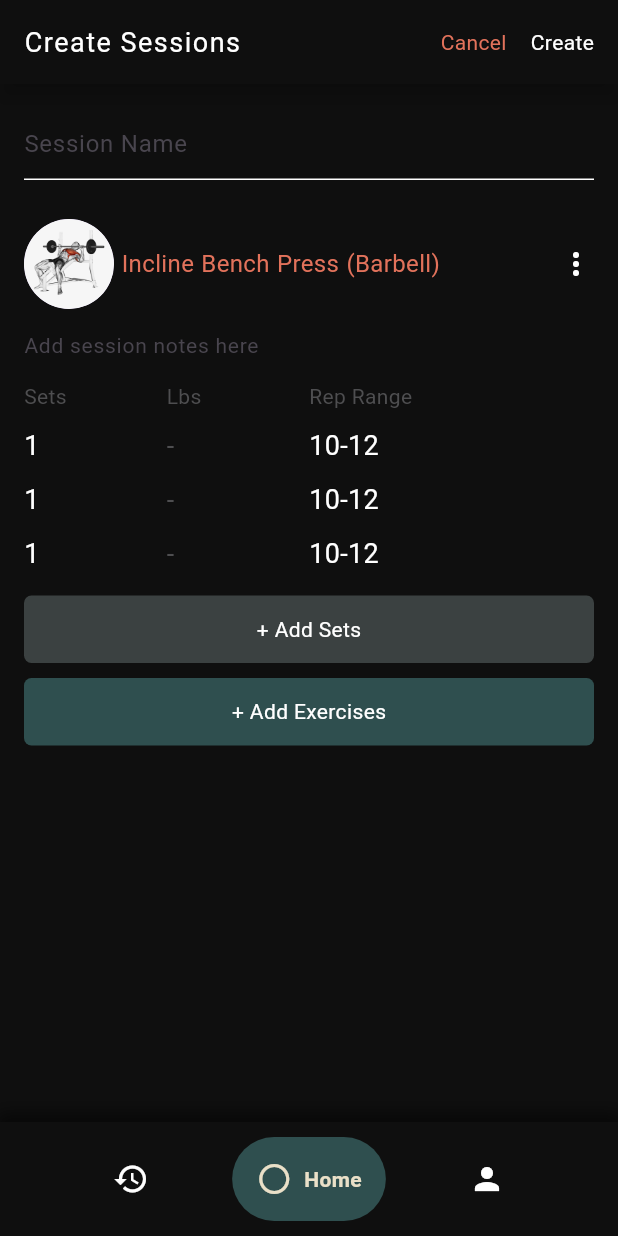
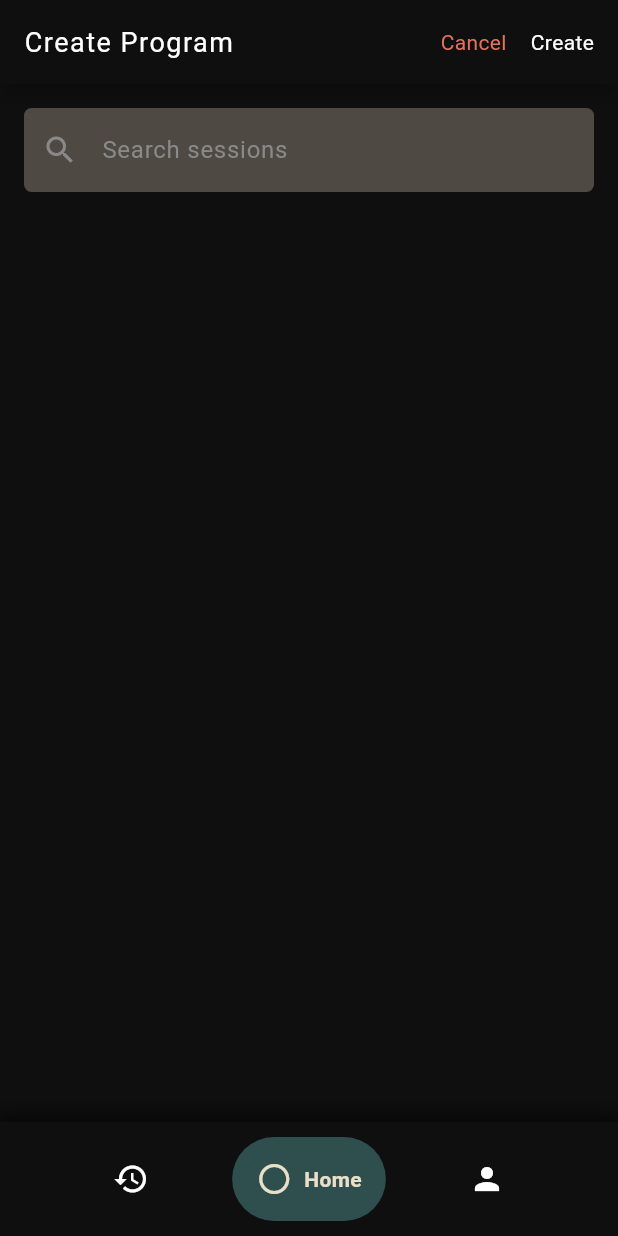
Before and after one commit to zendrexx/workout_app, a Flutter app: the CreateSessionPage screen opened by its route, after a tap on "+ Add Exercises", on a phone screen of 412 x 824 dp. Run offline on Flutter 3.47's test engine with Material 3 defaults, Android fonts, the phone set to English and light mode, and no system bars; drawn by our look-alikes of google_nav_bar; our stand-ins replace flutter_heatmap_calendar, go_router.

Commit message:
setting up add  exercise page

```diff
--- a/client/lib/core/router/router.dart
+++ b/client/lib/core/router/router.dart
@@ -1,5 +1,6 @@
 import 'package:client/core/config/app_destination.dart';
 import 'package:client/features/history/pages/history_page.dart';
+import 'package:client/features/home/pages/add_exercise_page.dart';
 import 'package:client/features/home/pages/create_session_page.dart';
 import 'package:client/features/home/pages/home_page.dart';
 import 'package:client/features/home/pages/program_page.dart';
@@ -46,6 +47,12 @@ final router = GoRouter(
                 GoRoute(
                   path: 'create_sessions',
                   builder: (context, state) => const CreateSessionPage(),
+                  routes: [
+                    GoRoute(
+                      path: 'add_exercise',
+                      builder: (context, state) => const AddExercisePage(),
+                    ),
+                  ],
                 ),
               ],
             ),
--- /dev/null
+++ b/client/lib/features/home/pages/add_exercise_page.dart
@@ -0,0 +1,164 @@
+import 'package:flutter/material.dart';
+import 'package:go_router/go_router.dart';
+
+class AddExercisePage extends StatefulWidget {
+  const AddExercisePage({super.key});
+
+  @override
+  State<AddExercisePage> createState() => _AddExercisePageState();
+}
+
+class _AddExercisePageState extends State<AddExercisePage> {
+  final Set<int> _selectedSessions = {};
+  final TextEditingController _controller = TextEditingController();
+
+  void _toggleSession(int index) {
+    setState(() {
+      if (_selectedSessions.contains(index)) {
+        _selectedSessions.remove(index);
+      } else {
+        _selectedSessions.add(index);
+      }
+    });
+  }
+
+  @override
+  Widget build(BuildContext context) {
+    return Scaffold(
+      appBar: AppBar(
+        automaticallyImplyLeading: false,
+        title: Text(
+          "Create Program",
+          style: const TextStyle(
+            color: Colors.white,
+            fontSize: 18,
+            fontWeight: FontWeight.w400,
+            letterSpacing: 1,
+          ),
+        ),
+        backgroundColor: const Color(0xff0F0F0F),
+        actions: [
+          Row(
+            mainAxisAlignment: MainAxisAlignment.end,
+            children: [
+              GestureDetector(
+                onTap: () => context.push('/home'),
+                child: Text(
+                  "Cancel",
+                  style: TextStyle(color: Color(0xffE2725B)),
+                ),
+              ),
+              SizedBox(width: 16),
+              GestureDetector(
+                onTap: () {},
+                child: Text("Create", style: TextStyle(color: Colors.white)),
+              ),
+              SizedBox(width: 16),
+            ],
+          ),
+        ],
+        elevation: 5,
+        shadowColor: Colors.black.withOpacity(0.8),
+        scrolledUnderElevation: 6,
+        surfaceTintColor: Colors.transparent,
+      ),
+      backgroundColor: Color(0xff0F0F0F),
+      body: Stack(
+        children: [
+          SizedBox.expand(
+            child: SingleChildScrollView(
+              child: Padding(
+                padding: const EdgeInsets.all(16.0),
+                child: Column(
+                  crossAxisAlignment: CrossAxisAlignment.center,
+                  children: [
+                    TextField(
+                      cursorColor: Colors.white,
+                      controller: _controller,
+                      decoration: InputDecoration(
+                        filled: true,
+                        fillColor: Color(0xff4E4A43),
+                        hintText: "Search sessions",
+                        hintStyle: TextStyle(color: Color(0xff89898A)),
+                        prefixIcon: IconButton(
+                          icon: const Icon(
+                            Icons.search,
+                            color: Color(0xff89898A),
+                          ),
+                          onPressed: () {
+                            _controller.clear();
+                            setState(() {}); // refresh to hide the X
+                          },
+                        ),
+                        border: OutlineInputBorder(
+                          borderRadius: BorderRadius.circular(
+                            5,
+                          ), // rounded corners
+                          borderSide:
+                              BorderSide.none, // removes the border line
+                        ),
+                        enabledBorder: OutlineInputBorder(
+                          borderRadius: BorderRadius.circular(5),
+                          borderSide: BorderSide.none,
+                        ),
+                        focusedBorder: OutlineInputBorder(
+                          borderRadius: BorderRadius.circular(5),
+                          borderSide: BorderSide.none,
+                        ),
+                      ),
+                      onChanged: (value) {
+                        setState(() {});
+                      },
+                    ),
+                    SizedBox(height: 10),
+                    // ListView.builder(
+                    //   shrinkWrap: true,
+                    //   physics: NeverScrollableScrollPhysics(),
+                    //   itemCount: 5,
+                    //   itemBuilder: (context, index) {
+                    //     return GestureDetector(
+                    //       onTap: () => _toggleSession(index),
+                    //       child: exerciseCardWidget(
+                    //         isSelectable: true,
+                    //         isSelected: _selectedSessions.contains(index),
+                    //       ),
+                    //     );
+                    //   },
+                    // ),
+                  ],
+                ),
+              ),
+            ),
+          ),
+          if (_selectedSessions.isNotEmpty) ...[
+            Positioned(
+              right: 0,
+              bottom: 30,
+              child: ElevatedButton(
+                onPressed: () {},
+                style: ElevatedButton.styleFrom(
+                  backgroundColor: const Color(0xFF2F4F4F),
+                  shape: const RoundedRectangleBorder(
+                    borderRadius: BorderRadius.only(
+                      topLeft: Radius.circular(12),
+                      bottomLeft: Radius.circular(12),
+                    ),
+                  ),
+                  padding: const EdgeInsets.symmetric(
+                    horizontal: 20,
+                    vertical: 14,
+                  ),
+                  elevation: 4,
+                ),
+                child: Text(
+                  "Add ${_selectedSessions.length} sessions",
+                  style: TextStyle(color: Colors.white, fontSize: 16),
+                ),
+              ),
+            ),
+          ],
+        ],
+      ),
+    );
+  }
+}
--- a/client/lib/features/home/pages/create_session_page.dart
+++ b/client/lib/features/home/pages/create_session_page.dart
@@ -95,7 +95,10 @@ class _CreateSessionPageState extends State<CreateSessionPage> {
                 Bcolor: Color(0xff3B4141),
               ),
               SizedBox(height: 10),
-              LongCustomButton(title: "+ Add Exercises", onTap: () {}),
+              LongCustomButton(
+                title: "+ Add Exercises",
+                onTap: () => context.push("/home/create_sessions/add_exercise"),
+              ),
             ],
           ),
         ),
--- a/client/lib/features/home/pages/home_page.dart
+++ b/client/lib/features/home/pages/home_page.dart
@@ -67,9 +67,9 @@ class _HomePageState extends State<HomePage> {
                 ],
               ),
               SizedBox(height: 20),
-              HomeListWidget(),
+              HomeListWidget(fOntap: () => context.push("create_sessions")),
               SizedBox(height: 20),
-              HomeListWidget(),
+              // HomeListWidget(),
             ],
           ),
         ),
--- a/client/lib/features/home/widgets/home_list_widget.dart
+++ b/client/lib/features/home/widgets/home_list_widget.dart
@@ -3,7 +3,8 @@ import 'package:flutter/material.dart';
 import 'package:go_router/go_router.dart';
 
 class HomeListWidget extends StatelessWidget {
-  const HomeListWidget({super.key});
+  final Function fOntap;
+  const HomeListWidget({super.key, required this.fOntap});
 
   @override
   Widget build(BuildContext context) {
@@ -56,10 +57,7 @@ class HomeListWidget extends StatelessWidget {
                 Text("hello no font"),
                 Text("hello with font", style: TextStyle(fontFamily: "Futura")),
                 SizedBox(height: 10),
-                LongCustomButton(
-                  title: "Start Program",
-                  onTap: () => context.push('/home/session'),
-                ),
+                LongCustomButton(title: "Start Program", onTap: () => fOntap),
               ],
             ),
           ),
```
